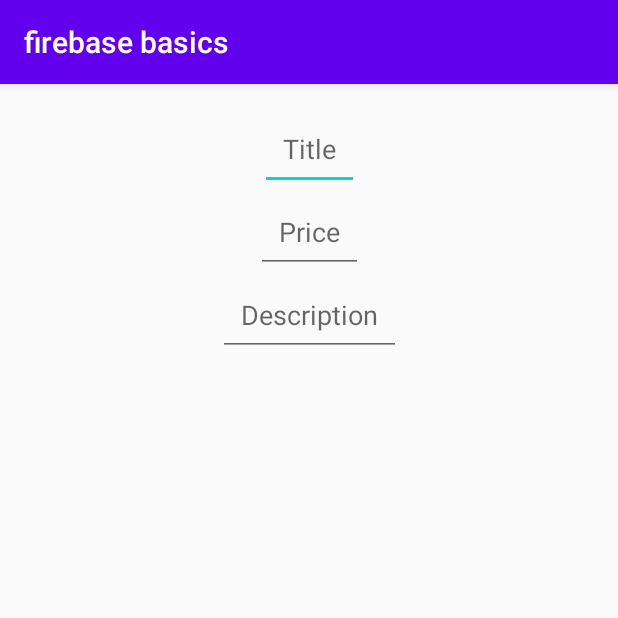
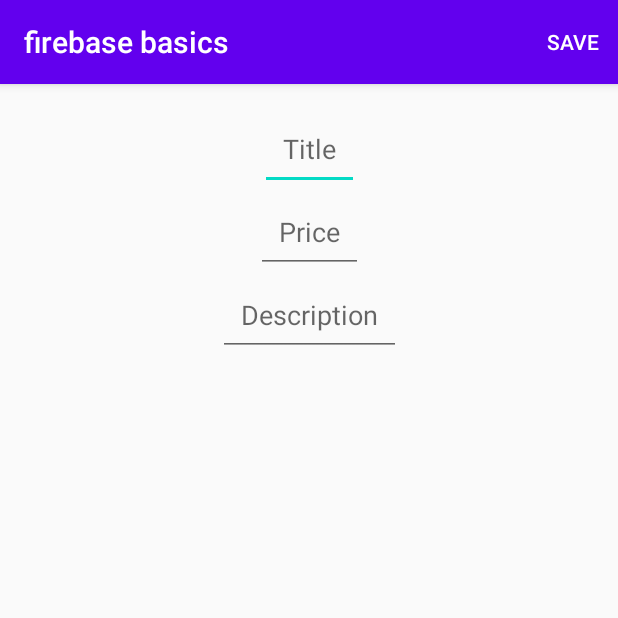
Before and after one commit to Tevingatheru/firebase-basics, an Android app: the screen it shows after launch (InsertActivity), on a phone screen of 412 x 824 dp, the top half of it. Run offline under Robolectric (Android 15) with nearby library versions, the phone set to English and light mode, and no system bars; our stand-ins replace Firebase (no records; nobody signed in at launch, a user with empty details on screens opened directly).

Commit message:
insert into db

```diff
--- a/app/src/main/AndroidManifest.xml
+++ b/app/src/main/AndroidManifest.xml
@@ -9,8 +9,8 @@
         android:roundIcon="@mipmap/ic_launcher_round"
         android:supportsRtl="true"
         android:theme="@style/AppTheme">
-        <activity android:name=".InsertActivity"></activity>
-        <activity android:name=".MainActivity">
+        <activity android:name=".activity.InsertActivity"></activity>
+        <activity android:name=".activity.MainActivity">
             <intent-filter>
                 <action android:name="android.intent.action.MAIN" />
 
--- a/app/src/main/java/com/example/firebase/basics/ListActivity.java
+++ /dev/null
@@ -1,4 +0,0 @@
-package com.example.firebase.basics;
-
-public class ListActivity {
-}
--- /dev/null
+++ b/app/src/main/java/com/example/firebase/basics/activity/InsertActivity.java
@@ -0,0 +1,75 @@
+package com.example.firebase.basics.activity;
+
+import androidx.annotation.NonNull;
+import androidx.appcompat.app.AppCompatActivity;
+
+import android.os.Bundle;
+import android.view.Menu;
+import android.view.MenuInflater;
+import android.view.MenuItem;
+import android.widget.EditText;
+import android.widget.Toast;
+
+import com.example.firebase.basics.R;
+import com.example.firebase.basics.TravelDeal;
+import com.example.firebase.basics.util.FirebaseUtil;
+import com.google.firebase.database.DatabaseReference;
+import com.google.firebase.database.FirebaseDatabase;
+
+public class InsertActivity extends AppCompatActivity {
+    EditText title;
+    EditText description;
+    EditText price;
+
+    public static FirebaseDatabase firebaseDatabase;
+    public static DatabaseReference databaseReference;
+    private static FirebaseUtil firebaseUtil;
+
+
+    @Override
+    protected void onCreate(Bundle savedInstanceState) {
+        super.onCreate(savedInstanceState);
+        setContentView(R.layout.activity_insert);
+
+
+        FirebaseUtil.openFbReference("traveldeal");
+
+//        title = findViewById(R.id.title);
+//        description = findViewById(R.id.description);
+//        price = findViewById(R.id.price);
+    }
+
+    @Override
+    public boolean onOptionsItemSelected(@NonNull MenuItem item) {
+        switch (item.getItemId()) {
+            case R.id.save_menu:
+                saveDeal();
+                Toast.makeText(this, "Deal Saved", Toast.LENGTH_LONG).show();
+                clean();
+                return true;
+            default:
+                return super.onOptionsItemSelected(item);
+        }
+    }
+
+
+    @Override
+    public boolean onCreateOptionsMenu(Menu menu) {
+        MenuInflater inflater = getMenuInflater();
+        inflater.inflate(R.menu.menu, menu);
+        return true;
+    }
+
+    private void clean() {
+        title.setText("");
+        price.setText("");
+        description.setText("");
+    }
+
+    private void saveDeal() {
+        String txtTitle = title.getText().toString();
+        String txtDescription = title.getText().toString();
+        double txtPrice = Double.parseDouble(price.getText().toString());
+        TravelDeal deal = new TravelDeal(txtTitle, txtPrice, txtDescription, "");
+    }
+}
--- /dev/null
+++ b/app/src/main/java/com/example/firebase/basics/activity/ListActivity.java
@@ -0,0 +1,4 @@
+package com.example.firebase.basics.activity;
+
+public class ListActivity {
+}
--- a/app/src/main/java/com/example/firebase/basics/MainActivity.java
+++ b/app/src/main/java/com/example/firebase/basics/activity/MainActivity.java
@@ -1,20 +1,27 @@
-package com.example.firebase.basics;
+package com.example.firebase.basics.activity;
 
 import android.content.Intent;
 import android.os.Bundle;
+import android.widget.EditText;
 
 import androidx.appcompat.app.AppCompatActivity;
 
+import com.example.firebase.basics.R;
+
 public class MainActivity extends AppCompatActivity {
+    private EditText hello;
 
     @Override
     protected void onCreate(Bundle savedInstanceState) {
         super.onCreate(savedInstanceState);
         setContentView(R.layout.activity_main);
+        hello = findViewById(R.id.editTextTextPersonName2);
+
         initializeContent();
     }
 
     public void initializeContent() {
+
         Intent insertActivity = new Intent(MainActivity.this, InsertActivity.class);
         startActivity(insertActivity);
     }
--- a/app/src/main/java/com/example/firebase/basics/FirebaseUtil.java
+++ b/app/src/main/java/com/example/firebase/basics/util/FirebaseUtil.java
@@ -1,5 +1,6 @@
-package com.example.firebase.basics;
+package com.example.firebase.basics.util;
 
+import com.example.firebase.basics.TravelDeal;
 import com.google.firebase.database.DatabaseReference;
 import com.google.firebase.database.FirebaseDatabase;
 
@@ -10,6 +11,7 @@ public class FirebaseUtil {
     public static DatabaseReference databaseReference;
     private static FirebaseUtil firebaseUtil;
     public static ArrayList<TravelDeal> deals;
+
     private FirebaseUtil () {};
 
     public static void openFbReference(String ref){
--- a/app/src/main/res/layout/activity_insert.xml
+++ b/app/src/main/res/layout/activity_insert.xml
@@ -6,7 +6,7 @@
     android:layout_height="match_parent"
     android:padding="15dp"
 
-    tools:context=".InsertActivity">
+    tools:context=".activity.InsertActivity">
 
     <EditText
         android:id="@+id/title"
--- /dev/null
+++ b/app/src/main/res/menu/menu.xml
@@ -0,0 +1,8 @@
+<?xml version="1.0" encoding="utf-8"?>
+<menu xmlns:android="http://schemas.android.com/apk/res/android"
+    xmlns:app="http://schemas.android.com/apk/res-auto">
+    <item
+        android:id="@+id/save_menu"
+        android:title="@string/save"
+        app:showAsAction="always" />
+</menu>
--- a/app/src/main/res/values/strings.xml
+++ b/app/src/main/res/values/strings.xml
@@ -3,4 +3,5 @@
     <string name="title_hint">Title</string>
     <string name="price_hint">Price</string>
     <string name="description_hint">Description</string>
+    <string name="save">save</string>
 </resources>
```
Also changed, not shown: app/src/main/java/com/example/firebase/basics/InsertActivity.java (deleted, +0 -14 lines), app/src/main/java/com/example/firebase/basics/TravelDeal.java (+21 -1 lines), app/src/main/res/layout/activity_main.xml (+12 -12 lines).
